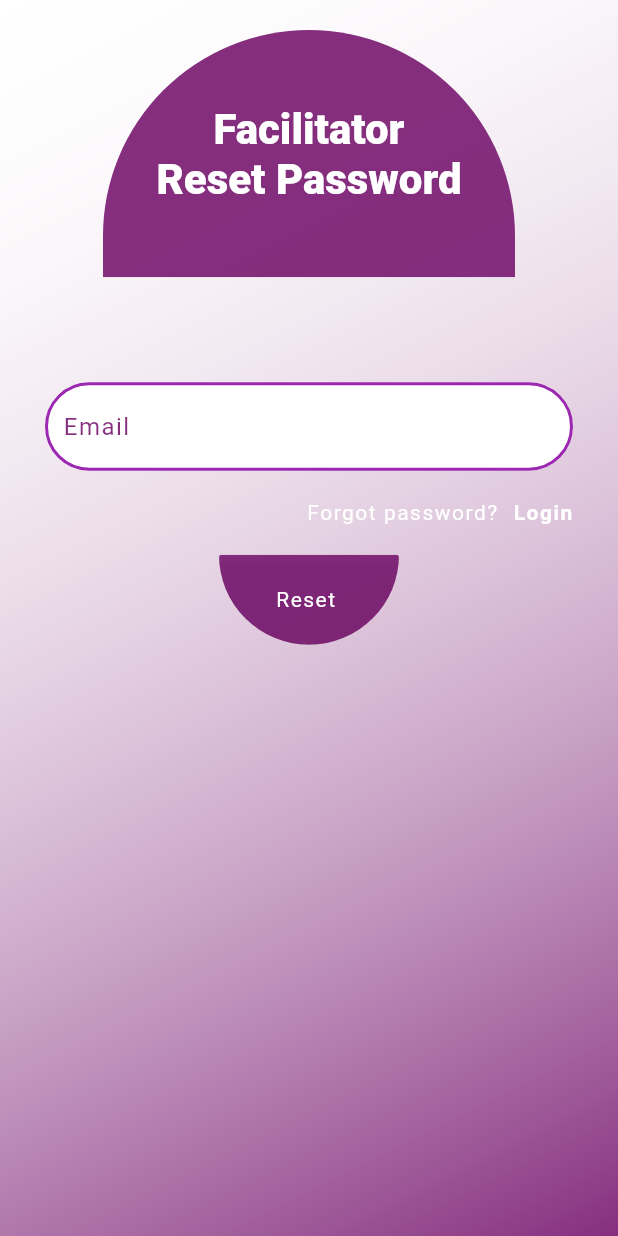
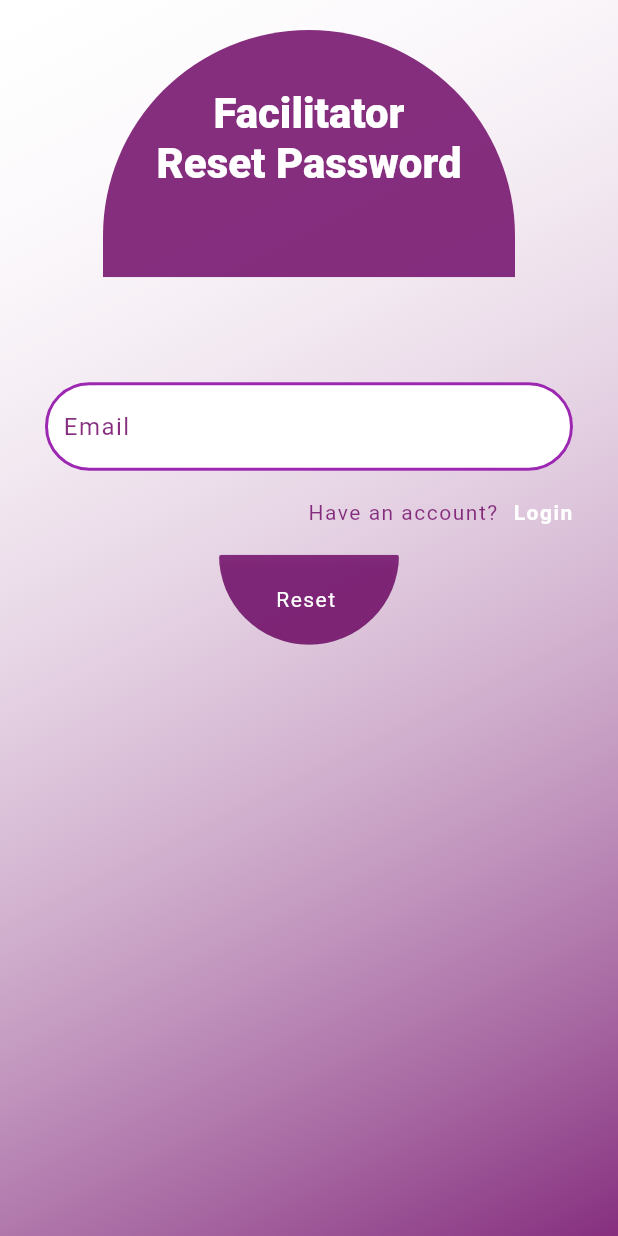
Before and after one commit to MeshackT/Web_Applicaiton_eboard, a Flutter app: the screen it shows after launch, scrolled down 92 dp, after a tap on "Reset", on a phone screen of 412 x 824 dp. Run offline on Flutter 3.47's test engine with Material 2 defaults, Android fonts, the light colour scheme and no system bars; our stand-ins replace cached_network_image, cloud_firestore, connectivity_plus, dio, double_back_to_close_app, file_picker and 16 more; missing offline and left inert: fast_cached_network_image, flutter_share, insta_image_viewer, syncfusion_flutter_pdfviewer; accounts and stored records are empty; Roboto replaces fonts that are missing (Poppins); key blocks and very long unbroken strings in the code were emptied for the run.

Commit message:
Updates on buttons and layouts for hosting

```diff
--- a/lib/AllNew/screens/Authentication/DesktopAuthentication/DesktopTeacherProfile.dart
+++ b/lib/AllNew/screens/Authentication/DesktopAuthentication/DesktopTeacherProfile.dart
@@ -317,8 +317,8 @@ class _DesktopTeachersProfileState extends State<DesktopTeachersProfile> {
                         ),
                         ClipRRect(
                           borderRadius: const BorderRadius.only(
-                            topRight: Radius.circular(70),
-                            topLeft: Radius.circular(70),
+                            topRight: Radius.circular(100),
+                            topLeft: Radius.circular(100),
                           ),
                           child: Container(
                             padding: const EdgeInsets.symmetric(
--- a/lib/AllNew/screens/Authentication/DesktopAuthentication/DesktopforgotPage.dart
+++ b/lib/AllNew/screens/Authentication/DesktopAuthentication/DesktopforgotPage.dart
@@ -174,8 +174,8 @@ class _DesktopForgotState extends State<DesktopForgot> {
                                   ),
                                   ClipRRect(
                                     borderRadius: const BorderRadius.only(
-                                      bottomLeft: Radius.circular(70),
-                                      bottomRight: Radius.circular(70),
+                                      bottomLeft: Radius.circular(100),
+                                      bottomRight: Radius.circular(100),
                                     ),
                                     child: SizedBox(
                                       width: 120,
--- a/lib/AllNew/screens/Authentication/LearnerAuthentication/sign_in.dart
+++ b/lib/AllNew/screens/Authentication/LearnerAuthentication/sign_in.dart
@@ -4,6 +4,7 @@ import 'package:flutter/material.dart';
 import 'package:flutter_spinkit/flutter_spinkit.dart';
 import 'package:logger/logger.dart';
 import 'package:yueway/main.dart';
+
 import '../../../model/ConnectionChecker.dart';
 import '../../../shared/constants.dart';
 import '../../home/learnersHome.dart';
@@ -262,8 +263,8 @@ class _LearnerSignInState extends State<LearnerSignIn> {
                           ),
                           ClipRRect(
                             borderRadius: const BorderRadius.only(
-                              topRight: Radius.circular(70),
-                              topLeft: Radius.circular(70),
+                              topRight: Radius.circular(100),
+                              topLeft: Radius.circular(100),
                             ),
                             child: SizedBox(
                               width: 120,
--- a/lib/AllNew/screens/Authentication/TeacherProfile.dart
+++ b/lib/AllNew/screens/Authentication/TeacherProfile.dart
@@ -309,8 +309,8 @@ class _TeachersProfileState extends State<TeachersProfile> {
                         ),
                         ClipRRect(
                           borderRadius: const BorderRadius.only(
-                            topRight: Radius.circular(70),
-                            topLeft: Radius.circular(70),
+                            topRight: Radius.circular(100),
+                            topLeft: Radius.circular(100),
                           ),
                           child: Container(
                             padding: const EdgeInsets.symmetric(
--- a/lib/AllNew/screens/Authentication/forgotPage.dart
+++ b/lib/AllNew/screens/Authentication/forgotPage.dart
@@ -64,8 +64,8 @@ class _ForgotState extends State<Forgot> {
                           borderRadius: const BorderRadius.only(
                             bottomLeft: Radius.circular(0),
                             bottomRight: Radius.circular(0),
-                            topRight: Radius.circular(280),
-                            topLeft: Radius.circular(280),
+                            topRight: Radius.circular(1000),
+                            topLeft: Radius.circular(1000),
                           ),
                           child: Container(
                             height: MediaQuery.of(context).size.height / 5,
@@ -73,7 +73,7 @@ class _ForgotState extends State<Forgot> {
                             color: Theme.of(context).primaryColor,
                             child: Padding(
                               padding:
-                                  const EdgeInsets.only(top: 50, bottom: 50),
+                                  const EdgeInsets.only(top: 30, bottom: 50),
                               child: Center(
                                 child: Text(
                                   "Facilitator\nReset Password",
@@ -144,10 +144,10 @@ class _ForgotState extends State<Forgot> {
                                     mainAxisAlignment: MainAxisAlignment.end,
                                     children: [
                                       Text(
-                                        "Forgot password?",
+                                        "Have an account?",
                                         style: textStyleText(context).copyWith(
-                                            color: Theme.of(context)
-                                                .primaryColorLight),
+                                            color:
+                                                Theme.of(context).primaryColor),
                                       ),
                                       const SizedBox(
                                         width: 10,
@@ -177,8 +177,8 @@ class _ForgotState extends State<Forgot> {
                                   ),
                                   ClipRRect(
                                     borderRadius: const BorderRadius.only(
-                                      bottomLeft: Radius.circular(70),
-                                      bottomRight: Radius.circular(70),
+                                      bottomLeft: Radius.circular(500),
+                                      bottomRight: Radius.circular(500),
                                     ),
                                     child: SizedBox(
                                       width: 120,
--- a/lib/AllNew/screens/Authentication/sign_in.dart
+++ b/lib/AllNew/screens/Authentication/sign_in.dart
@@ -94,8 +94,8 @@ class _SignInState extends State<SignIn> {
                               child: ClipRRect(
                                 borderRadius: const BorderRadius.only(
                                   bottomLeft: Radius.circular(0),
-                                  topRight: Radius.circular(280),
-                                  topLeft: Radius.circular(280),
+                                  topRight: Radius.circular(1000),
+                                  topLeft: Radius.circular(1000),
                                 ),
                                 child: Container(
                                   height: 180,
@@ -341,8 +341,8 @@ class _SignInState extends State<SignIn> {
                                 ),
                                 ClipRRect(
                                   borderRadius: const BorderRadius.only(
-                                    topRight: Radius.circular(70),
-                                    topLeft: Radius.circular(70),
+                                    topRight: Radius.circular(1000),
+                                    topLeft: Radius.circular(1000),
                                   ),
                                   child: SizedBox(
                                     width: 120,
@@ -382,8 +382,8 @@ class _SignInState extends State<SignIn> {
                                 ),
                                 ClipRRect(
                                   borderRadius: const BorderRadius.only(
-                                    bottomLeft: Radius.circular(70),
-                                    bottomRight: Radius.circular(70),
+                                    bottomLeft: Radius.circular(100),
+                                    bottomRight: Radius.circular(100),
                                   ),
                                   child: SizedBox(
                                     width: 120,
--- a/lib/AllNew/screens/home/DesktopHomeLayouts/DesktopHome.dart
+++ b/lib/AllNew/screens/home/DesktopHomeLayouts/DesktopHome.dart
@@ -225,7 +225,7 @@ class _DesktopHomeLayoutState extends State<DesktopHomeLayout> {
         return Scaffold(
           appBar: AppBar(
             title: const Text(
-              "All learner's list Desktop",
+              "All learner's list",
               style: TextStyle(
                 fontWeight: FontWeight.bold,
               ),
```
Also changed, not shown: lib/AllNew/screens/Authentication/DesktopAuthentication/register_Desktop.dart (+4 -4 lines), lib/AllNew/screens/Authentication/DesktopAuthentication/sign_inDesktop.dart (+4 -4 lines), lib/AllNew/screens/Authentication/register.dart (+4 -4 lines), lib/AllNew/screens/gradeList/grade10.dart (+18 -8 lines), lib/AllNew/screens/gradeList/grade11.dart (+17 -7 lines), lib/AllNew/screens/gradeList/grade12.dart (+17 -7 lines), lib/AllNew/screens/gradeList/grade8.dart (+18 -8 lines), lib/AllNew/screens/gradeList/grade9.dart (+18 -8 lines), lib/AllNew/screens/home/home.dart (+17 -3 lines).
